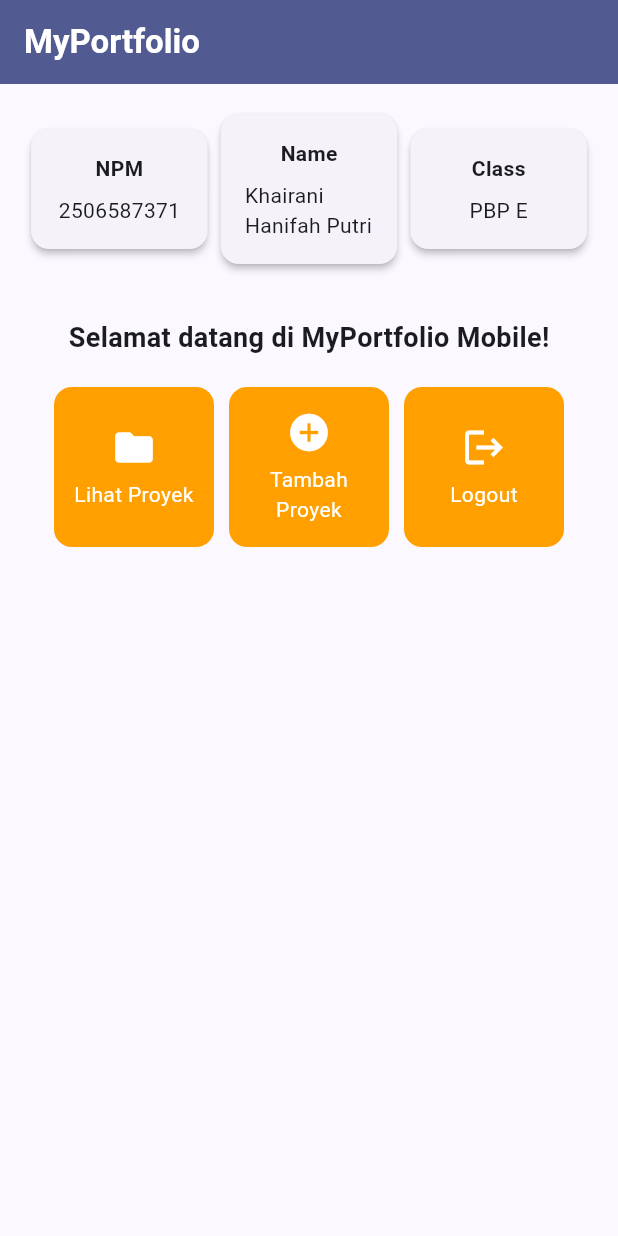
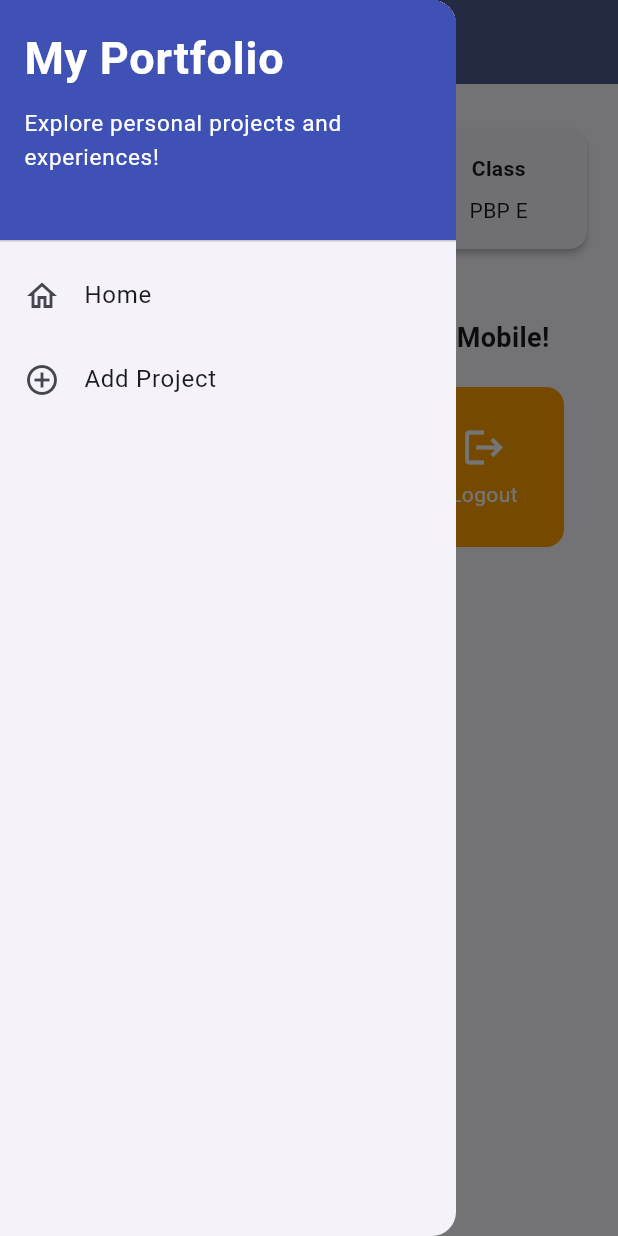
Before and after one commit to KhairaniHanifahPutri/myportofolio_mobile, a Flutter app: the screen it shows after launch, with the side drawer open (before the commit the screen has no drawer), on a phone screen of 412 x 824 dp. Run offline on Flutter 3.47's test engine with Material 3 defaults, Android fonts, the phone set to English and light mode, and no system bars.

Commit message:
Mengerjakan Tutorial 9

```diff
--- a/lib/main.dart
+++ b/lib/main.dart
@@ -1,5 +1,5 @@
 import 'package:flutter/material.dart';
-import 'package:myportofolio_mobile/menu.dart';
+import 'package:myportofolio_mobile/screens/menu.dart';
 
 void main() {
   runApp(const MyApp());
--- a/lib/menu.dart
+++ b/lib/screens/menu.dart
@@ -1,4 +1,6 @@
 import 'package:flutter/material.dart';
+import 'package:myportofolio_mobile/widgets/left_drawer.dart';
+import 'package:myportofolio_mobile/widgets/project_card.dart';
 
 class ItemHomepage {
   final String name;
@@ -35,7 +37,9 @@ class MyHomePage extends StatelessWidget {
           ),
         ),
         backgroundColor: Theme.of(context).colorScheme.primary,
+        iconTheme: const IconThemeData(color: Colors.white)
       ),
+      drawer: const LeftDrawer(),
       // Body halaman utama dengan padding di sekelilingnya.
       body: Padding(
         padding: const EdgeInsets.all(16.0),
@@ -124,51 +128,3 @@ class InfoCard extends StatelessWidget {
     );
   }
 }
-
-
-class ItemCard extends StatelessWidget {
-  final ItemHomepage item;
-
-  const ItemCard(this.item, {super.key});
-
-  @override
-  Widget build(BuildContext context) {
-    return Material(
-      // Menggunakan warna sekunder dari skema tema aplikasi.
-      color: Theme.of(context).colorScheme.secondary,
-      borderRadius: BorderRadius.circular(12),
-      child: InkWell(
-        // Aksi ketika kartu ditekan oleh pengguna.
-        onTap: () {
-          // Menampilkan SnackBar dengan pesan interaktif.
-          ScaffoldMessenger.of(context)
-            ..hideCurrentSnackBar()
-            ..showSnackBar(
-              SnackBar(content: Text("Kamu telah menekan tombol ${item.name}!"))
-            );
-        },
-        child: Container(
-          padding: const EdgeInsets.all(8),
-          child: Center(
-            child: Column(
-              mainAxisAlignment: MainAxisAlignment.center,
-              children: [
-                Icon(
-                  item.icon,
-                  color: Colors.white,
-                  size: 30.0,
-                ),
-                const Padding(padding: EdgeInsets.all(3)),
-                Text(
-                  item.name,
-                  textAlign: TextAlign.center,
-                  style: const TextStyle(color: Colors.white),
-                ),
-              ],
-            ),
-          ),
-        ),
-      ),
-    );
-  }
-}
--- /dev/null
+++ b/lib/widgets/left_drawer.dart
@@ -0,0 +1,69 @@
+
+import 'package:flutter/material.dart';
+import 'package:myportofolio_mobile/screens/menu.dart';
+import 'package:myportofolio_mobile/screens/project_form.dart';
+// TODO: Impor halaman ProjectFormPage jika sudah dibuat
+
+class LeftDrawer extends StatelessWidget {
+  const LeftDrawer({super.key});
+
+  @override
+  Widget build(BuildContext context) {
+    return Drawer(
+      child: ListView(
+        children: [
+          const DrawerHeader(
+            decoration: BoxDecoration(
+              color: Colors.indigo,
+            ),
+            child: Column(
+              crossAxisAlignment: CrossAxisAlignment.start,
+              children: [
+                Text(
+                  'My Portfolio',
+                  style: TextStyle(
+                    fontSize: 30,
+                    fontWeight: FontWeight.bold,
+                    color: Colors.white,
+                  ),
+                ),
+                SizedBox(height: 10),
+                Text(
+                  'Explore personal projects and experiences!',
+                  style: TextStyle(
+                    fontSize: 15,
+                    color: Colors.white,
+                  ),
+                ),
+              ],
+            ),
+          ),
+          // TODO: Bagian routing
+          ListTile(
+            leading: const Icon(Icons.home_outlined),
+            title: const Text('Home'),
+            // Navigasi ke halaman utama portofolio
+            onTap: () {
+              Navigator.pushReplacement(
+                context,
+                MaterialPageRoute(
+                  builder: (context) => MyHomePage(),
+                ),
+              );
+            },
+          ),
+          ListTile(
+            leading: const Icon(Icons.add_circle_outline),
+            title: const Text('Add Project'),
+            // Navigasi ke halaman tambah proyek
+            onTap: () {
+              /*
+              TODO: Buatlah routing ke halaman ProjectFormPage yang akan dibuat nanti.
+              */
+            },
+          ),
+        ],
+      ),
+    );
+  }
+}
--- /dev/null
+++ b/lib/widgets/project_card.dart
@@ -0,0 +1,56 @@
+import 'package:flutter/material.dart';
+import 'package:myportofolio_mobile/screens/menu.dart';
+import 'package:myportofolio_mobile/widgets/left_drawer.dart';
+
+class ItemCard extends StatelessWidget {
+  final ItemHomepage item;
+
+  const ItemCard(this.item, {super.key});
+
+  @override
+  Widget build(BuildContext context) {
+    return Material(
+      // Menggunakan warna sekunder dari skema tema aplikasi.
+      color: Theme.of(context).colorScheme.secondary,
+      borderRadius: BorderRadius.circular(12),
+      child: InkWell(
+        // Aksi ketika kartu ditekan oleh pengguna.
+        onTap: () {
+          // Menampilkan SnackBar dengan pesan interaktif.
+          ScaffoldMessenger.of(context)
+            ..hideCurrentSnackBar()
+            ..showSnackBar(
+              SnackBar(content: Text("Kamu telah menekan tombol ${item.name}!"))
+            );
+
+          // Navigate ke halaman yang sesuai
+          if (item.name == "Tambah Proyek") {
+            // TODO: Gunakan Navigator.push() untuk melakukan navigasi ke MaterialPageRoute yang mencakup ProjectFormPage
+          }
+
+        },
+        child: Container(
+          padding: const EdgeInsets.all(8),
+          child: Center(
+            child: Column(
+              mainAxisAlignment: MainAxisAlignment.center,
+              children: [
+                Icon(
+                  item.icon,
+                  color: Colors.white,
+                  size: 30.0,
+                ),
+                const Padding(padding: EdgeInsets.all(3)),
+                Text(
+                  item.name,
+                  textAlign: TextAlign.center,
+                  style: const TextStyle(color: Colors.white),
+                ),
+              ],
+            ),
+          ),
+        ),
+      ),
+    );
+  }
+}
```
Also changed, not shown: lib/screens/project_form.dart (added, +216 -0 lines).
